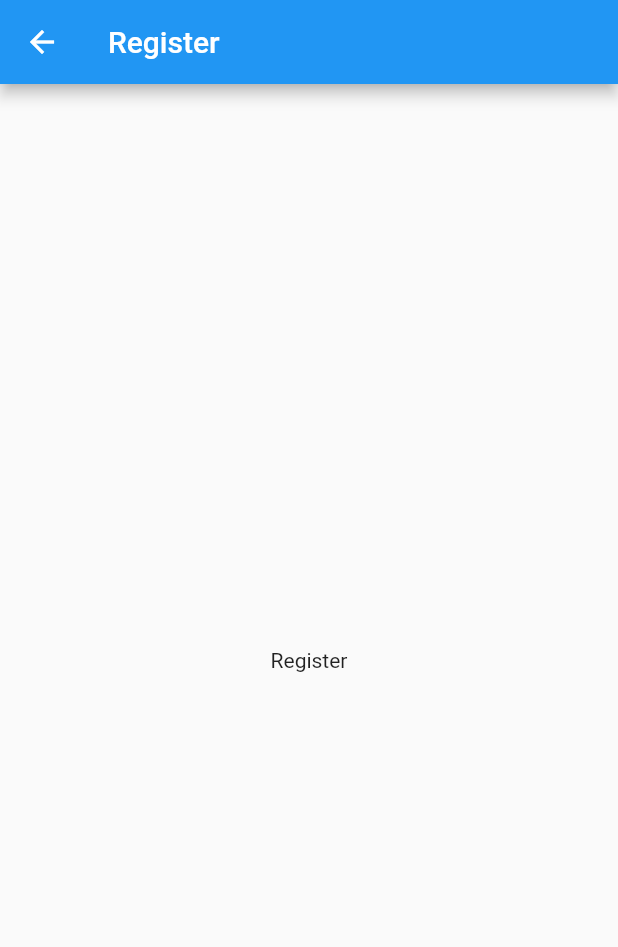
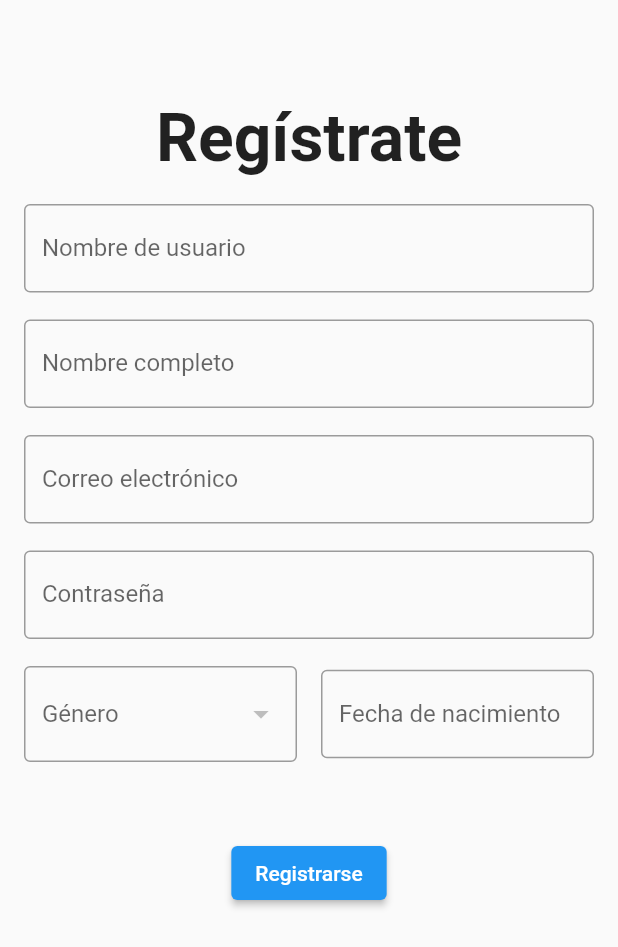
Before and after one commit to barcasnerd/Proyecto1_ProgramacionMovil, a Flutter app: the RegisterScreen screen opened by its route, on a phone screen of 412 x 824 dp. Shown: the top 947 px of the screen. Run offline on Flutter 3.47's test engine with Material 2 defaults, Android fonts, the phone set to English and light mode, and no system bars; our stand-ins replace get.

Commit message:
Register page done
Veo la luz al final del tunel.

```diff
--- /dev/null
+++ b/lib/ui/controllers/register_controller.dart
@@ -0,0 +1,18 @@
+//aquí van cosas que todavia no tengo idea XD
+import 'package:get/get.dart';
+
+class RegisterController extends GetxController {
+  final _username = ''.obs;
+  final _fullName = ''.obs;
+  final _email = ''.obs;
+  late String selectedGender;
+
+  void setGender() {
+    String;
+  }
+
+  //temp route
+  void changePageHome() {
+    Get.toNamed('/home');
+  }
+}
--- a/lib/ui/pages/register_screen.dart
+++ b/lib/ui/pages/register_screen.dart
@@ -1,16 +1,111 @@
+import 'package:exercise_tracker/ui/controllers/register_controller.dart';
 import 'package:flutter/material.dart';
+import 'package:get/get.dart';
 
 class RegisterScreen extends StatelessWidget {
-  const RegisterScreen({super.key});
+  const RegisterScreen({Key? key}) : super(key: key);
+
+  static RegisterController controller = Get.put(RegisterController());
 
   @override
   Widget build(BuildContext context) {
     return Scaffold(
-      appBar: AppBar(
-        title: const Text('Register'),
-      ),
-      body: Center(
-        child: Text("Register"),
+      body: SingleChildScrollView(
+        child: Container(
+          padding: const EdgeInsets.all(16.0),
+          child: Column(
+            mainAxisAlignment: MainAxisAlignment.center,
+            children: [
+              const SizedBox(height: 50.0),
+              const Text(
+                'Regístrate',
+                style: TextStyle(
+                  fontSize: 44.0,
+                  fontWeight: FontWeight.bold,
+                ),
+              ),
+              const SizedBox(height: 18.0),
+              TextFormField(
+                decoration: const InputDecoration(
+                  labelText: 'Nombre de usuario',
+                  border: OutlineInputBorder(),
+                ),
+              ),
+              const SizedBox(height: 18.0),
+              TextFormField(
+                decoration: const InputDecoration(
+                  labelText: 'Nombre completo',
+                  border: OutlineInputBorder(),
+                ),
+              ),
+              const SizedBox(height: 18.0),
+              TextFormField(
+                decoration: const InputDecoration(
+                  labelText: 'Correo electrónico',
+                  border: OutlineInputBorder(),
+                ),
+                keyboardType: TextInputType.emailAddress,
+              ),
+              const SizedBox(height: 18.0),
+              TextFormField(
+                decoration: const InputDecoration(
+                  labelText: 'Contraseña',
+                  border: OutlineInputBorder(),
+                ),
+                obscureText: true,
+              ),
+              const SizedBox(height: 18.0),
+              Row(
+                children: [
+                  Expanded(
+                    child: DropdownButtonFormField<String>(
+                      value: null,
+                      onChanged: null,
+                      items: const [
+                        DropdownMenuItem(
+                          value: 'M',
+                          child: Text('Masculino'),
+                        ),
+                        DropdownMenuItem(
+                          value: 'F',
+                          child: Text('Femenino'),
+                        ),
+                      ],
+                      decoration: const InputDecoration(
+                        labelText: 'Género',
+                        border: OutlineInputBorder(),
+                      ),
+                    ),
+                  ),
+                  const SizedBox(width: 16.0),
+                  Expanded(
+                    child: TextFormField(
+                      decoration: const InputDecoration(
+                        labelText: 'Fecha de nacimiento',
+                        border: OutlineInputBorder(),
+                      ),
+                      onTap: () async {
+                        DateTime? selectedDate = await showDatePicker(
+                          context: context,
+                          initialDate: DateTime.now(),
+                          firstDate: DateTime(1900),
+                          lastDate: DateTime.now(),
+                        );
+                      },
+                    ),
+                  ),
+                ],
+              ),
+              const SizedBox(height: 50.0),
+              ElevatedButton(
+                onPressed: () {
+                  controller.changePageHome();
+                },
+                child: const Text('Registrarse'),
+              ),
+            ],
+          ),
+        ),
       ),
     );
   }
```
